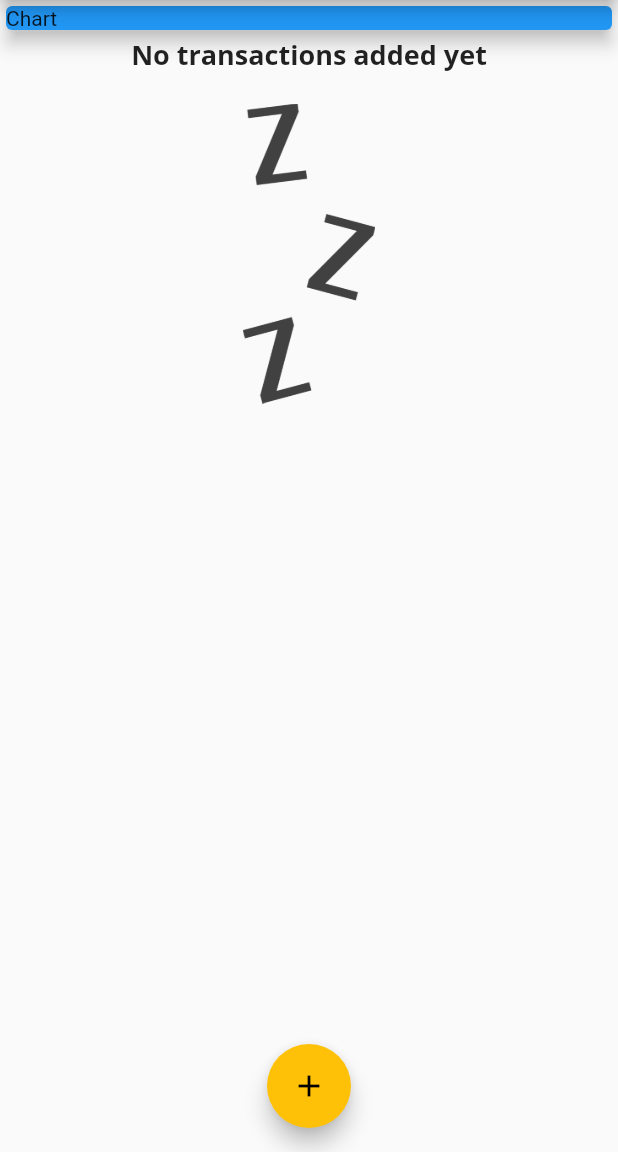
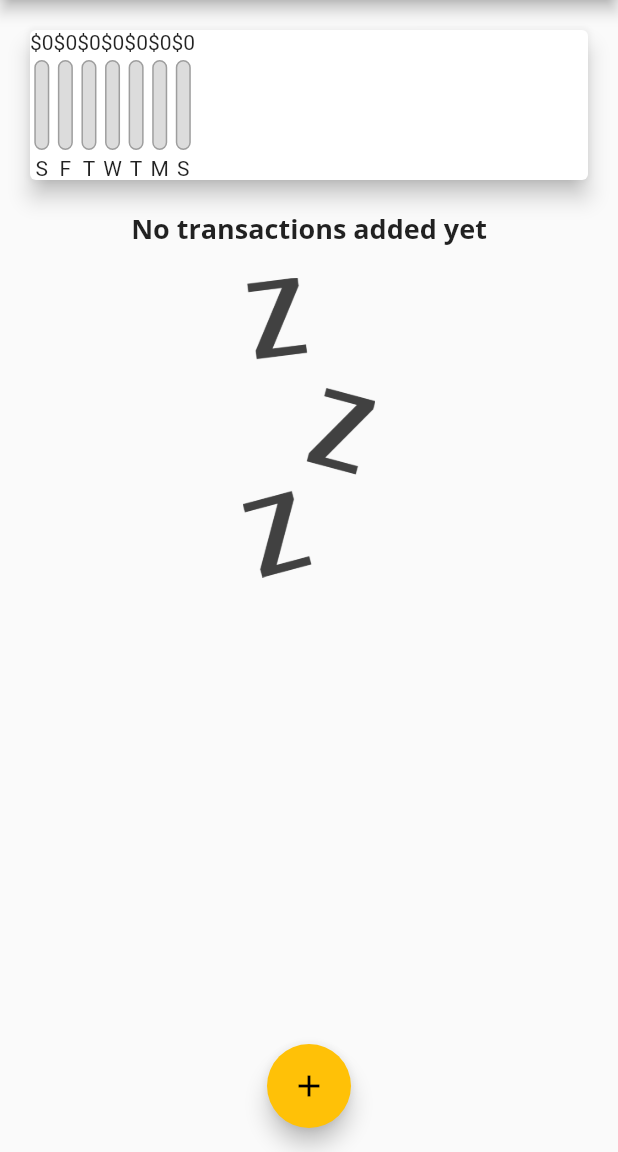
Before and after one commit to rsi2m/first-flutter-app, a Flutter app: the screen it shows after launch, on a phone screen of 412 x 824 dp, the part 84-1236 px from its top. Run offline on Flutter 3.47's test engine with Material 2 defaults, Android fonts, the phone set to English and light mode, and no system bars; missing offline and left inert: dart:ffi.

```diff
--- a/lib/main.dart
+++ b/lib/main.dart
@@ -1,3 +1,4 @@
+import 'package:first_flutter_project/widgets/chart.dart';
 import 'package:first_flutter_project/widgets/new_transaction.dart';
 import 'package:flutter/material.dart';
 
@@ -17,20 +18,23 @@ class ExpenseApp extends StatelessWidget {
         primarySwatch: Colors.purple,
         accentColor: Colors.amber,
         fontFamily: 'Quicksand',
-        textTheme: ThemeData.light().textTheme.copyWith(
+        textTheme: ThemeData
+            .light()
+            .textTheme
+            .copyWith(
             title: TextStyle(
                 fontFamily: 'OpenSans',
                 fontWeight: FontWeight.bold,
-            fontSize: 18
-          )
-        ),
+                fontSize: 18)),
         appBarTheme: AppBarTheme(
-          textTheme: ThemeData.light().textTheme.copyWith(
+          textTheme: ThemeData
+              .light()
+              .textTheme
+              .copyWith(
             title: TextStyle(
                 fontFamily: 'OpenSans',
                 fontSize: 20,
-                  fontWeight: FontWeight.bold
-                ),
+                fontWeight: FontWeight.bold),
           ),
         ),
       ),
@@ -58,6 +62,12 @@ class _MyHomePageState extends State<MyHomePage> {
   }
 
   final List<Transaction> _userTransactions = [];
+
+  List<Transaction> get _recentTransactions {
+    return _userTransactions.where((tx) {
+      return tx.date.isAfter(DateTime.now().subtract(Duration(days: 7)));
+    }).toList();
+  }
 
   void _addNewTransaction(String title, double amount) {
     final newTransaction = Transaction(
@@ -88,14 +98,7 @@ class _MyHomePageState extends State<MyHomePage> {
         child: Column(
           crossAxisAlignment: CrossAxisAlignment.stretch,
           children: [
-            Container(
-              width: double.infinity,
-              child: Card(
-                color: Colors.blue,
-                child: Text("Chart"),
-                elevation: 5,
-              ),
-            ),
+            Chart(_recentTransactions),
             TransactionList(_userTransactions),
           ],
         ),
--- /dev/null
+++ b/lib/models/day_summary.dart
@@ -0,0 +1,9 @@
+import 'dart:ffi';
+
+class DaySummary {
+
+  final String day;
+  final double amount;
+
+  DaySummary(this.day, this.amount);
+}
--- /dev/null
+++ b/lib/widgets/chart.dart
@@ -0,0 +1,56 @@
+import 'package:first_flutter_project/models/day_summary.dart';
+import 'package:first_flutter_project/models/transaction.dart';
+import 'package:first_flutter_project/widgets/chart_bar.dart';
+import 'package:flutter/material.dart';
+import 'package:intl/intl.dart';
+
+class Chart extends StatelessWidget {
+  final List<Transaction> recentTransactions;
+
+  Chart(this.recentTransactions);
+
+  List<DaySummary> get groupedTransactionValues {
+    return List.generate(7, (index) {
+      final weekDay = DateTime.now().subtract(Duration(days: index));
+      double amount = 0;
+
+      for (var tx in recentTransactions) {
+        if (tx.date.day == weekDay.day) {
+          amount += tx.amount;
+        }
+      }
+
+      var day = DateFormat.E().format(weekDay).substring(0, 1);
+
+      print(day);
+      print(amount);
+      return DaySummary(
+        day,
+        amount,
+      );
+    });
+  }
+
+  @override
+  Widget build(BuildContext context) {
+    print(groupedTransactionValues);
+    return Card(
+      elevation: 6,
+      margin: EdgeInsets.all(20),
+      child: Row(
+        children: groupedTransactionValues.map((tx) {
+          return ChartBar(
+            tx.day,
+            tx.amount,
+            totalSpending == 0.0 ? 0.0 : tx.amount / totalSpending,
+          );
+        }).toList(),
+      ),
+    );
+  }
+
+  double get totalSpending {
+    return groupedTransactionValues.fold(
+        0.0, (sum, element) => sum + element.amount);
+  }
+}
--- /dev/null
+++ b/lib/widgets/chart_bar.dart
@@ -0,0 +1,46 @@
+import 'package:flutter/material.dart';
+
+class ChartBar extends StatelessWidget {
+  final String label;
+  final double spending;
+  final double spendingPercentage;
+
+  ChartBar(this.label, this.spending, this.spendingPercentage);
+
+  @override
+  Widget build(BuildContext context) {
+    return Column(
+      children: [
+        Text('\$${spending.toStringAsFixed(0)}'),
+        SizedBox(height: 4),
+        Container(
+          height: 60,
+          width: 10,
+          child: Stack(
+            children: [
+              Container(
+                decoration: BoxDecoration(
+                    border: Border.all(color: Colors.grey, width: 1),
+                    color: Color.fromRGBO(220, 220, 220, 1),
+                    borderRadius: BorderRadius.circular(10)),
+              ),
+              FractionallySizedBox(
+                heightFactor: spendingPercentage,
+                child: Container(
+                  decoration: BoxDecoration(
+                    color: Theme.of(context).primaryColor,
+                    borderRadius: BorderRadius.circular(10)
+                  ),
+                ),
+              )
+            ],
+          ),
+        ),
+        SizedBox(
+          height: 4,
+        ),
+        Text(label),
+      ],
+    );
+  }
+}
```
Also changed, not shown: 1 other file. Lines whose indentation alone changed are shown as unchanged.
